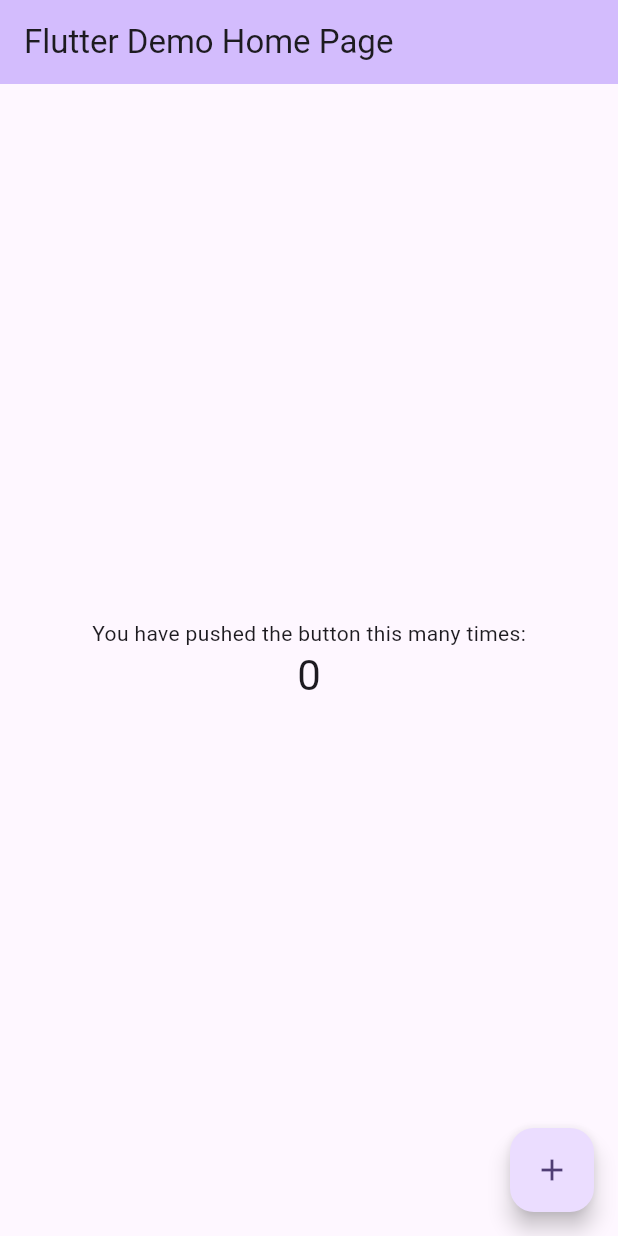
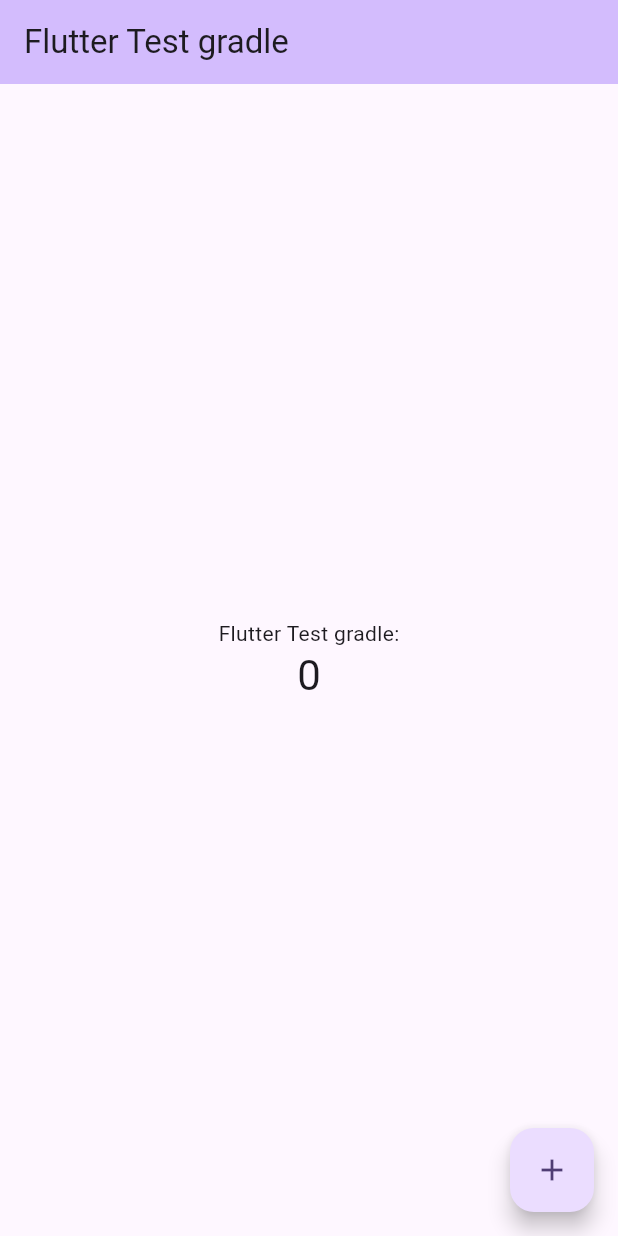
Before and after one commit to Devsaci/testgradle, a Flutter app: the screen it shows after launch, on a phone screen of 412 x 824 dp. Run offline on Flutter 3.47's test engine with Material 3 defaults, Android fonts, the phone set to English and light mode, and no system bars.

Commit message:
Flutter Test gradle

```diff
--- a/lib/main.dart
+++ b/lib/main.dart
@@ -11,7 +11,7 @@
   @override
   Widget build(BuildContext context) {
     return MaterialApp(
-      title: 'Flutter Demo',
+      title: 'Flutter Test gradle',
       theme: ThemeData(
         // This is the theme of your application.
         //
@@ -31,7 +31,7 @@
         colorScheme: ColorScheme.fromSeed(seedColor: Colors.deepPurple),
         useMaterial3: true,
       ),
-      home: const MyHomePage(title: 'Flutter Demo Home Page'),
+      home: const MyHomePage(title: 'Flutter Test gradle'),
     );
   }
 }
@@ -106,7 +106,7 @@
           mainAxisAlignment: MainAxisAlignment.center,
           children: <Widget>[
             const Text(
-              'You have pushed the button this many times:',
+              'Flutter Test gradle:',
             ),
             Text(
               '$_counter',
```
